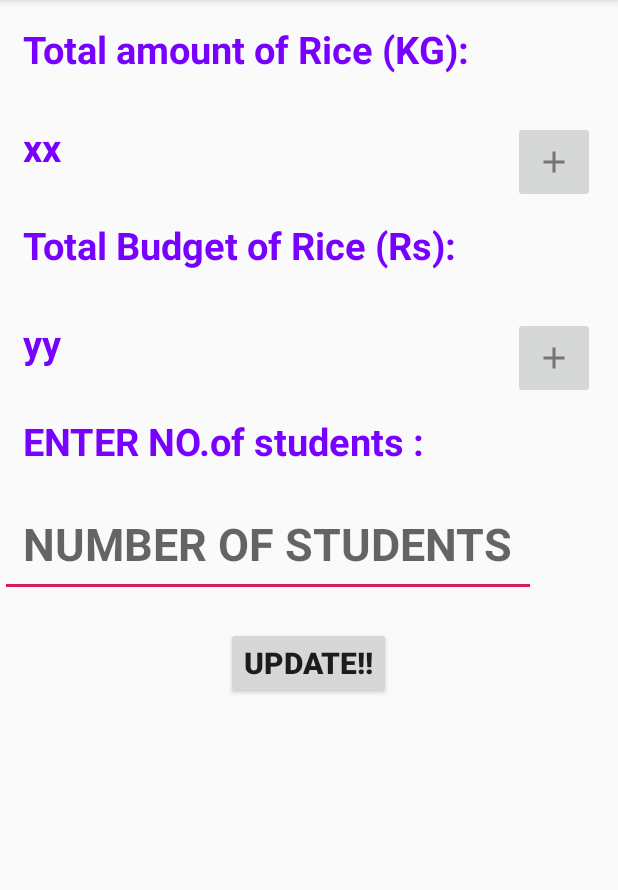
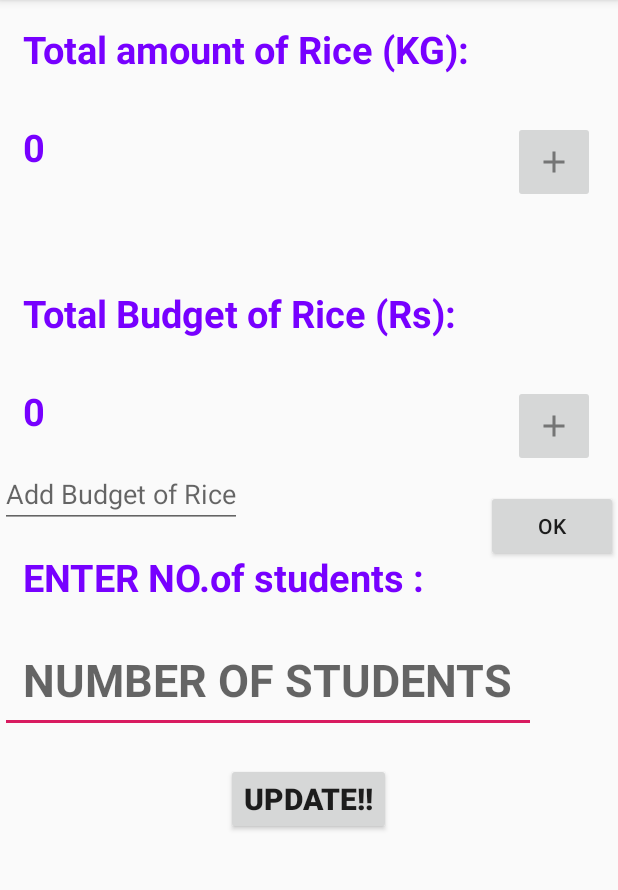
Before and after one commit to sofia100/Mdm_Meal_Calculator, an Android app: the screen it shows after launch (MainActivity), after a tap on "UPDATE!!", on a phone screen of 412 x 824 dp, the part 84-974 px from its top. Run offline under Robolectric (Android 15) with nearby library versions, the phone set to English and light mode, and no system bars; our stand-ins replace Firebase (no records; nobody signed in at launch, a user with empty details on screens opened directly); 2 statements that could not run were skipped; 3 other taps on this screen came first.

Commit message:
add buttons done

```diff
--- a/app/src/main/java/com/example/android/mdmmealcalculator/MainActivity.java
+++ b/app/src/main/java/com/example/android/mdmmealcalculator/MainActivity.java
@@ -20,8 +20,8 @@ public class MainActivity extends AppCompatActivity {
 
 TextView amount, budget;
 ImageButton add_amount, add_budget;
-Button update;
-EditText students;
+Button update,ok_amt,ok_budget;
+EditText students, add_amt_text, add_bdgt_text;
     FirebaseDatabase database;
     DatabaseReference refAmount, refBudget;
 
@@ -38,28 +38,104 @@ EditText students;
         add_budget = findViewById(R.id.add_budget);
         students = findViewById(R.id.no_of_students_editview);
         update=findViewById(R.id.update);
+        add_amt_text=findViewById(R.id.add_amount_edit);
+        add_bdgt_text=findViewById(R.id.add_budget_edit);
+        ok_amt=findViewById(R.id.ok_amt);
+        ok_budget=findViewById(R.id.ok_budget);
+
 
         database = FirebaseDatabase.getInstance();
         refAmount = database.getReference("amount");
         refBudget = database.getReference("budget");
 
+        updateValues();
+
+        add_amount.setOnClickListener(new View.OnClickListener() {
+            @Override
+            public void onClick(View view) {
+                add_amt_text.setVisibility(View.VISIBLE);
+                ok_amt.setVisibility(View.VISIBLE);
+
+
+                ok_amt.setOnClickListener(new View.OnClickListener() {
+                    @Override
+                    public void onClick(View view) {
+                        //extract from edittext n upload to db added value n gone visibility
+
+                        String s= add_amt_text.getText().toString();
+                        int x = Integer.valueOf(s);
+
+                        int total = Integer.valueOf(amount.getText().toString())+x;
+
+                        refAmount.setValue(total);
+                        updateValues();
+
+                        add_amt_text.setVisibility(View.INVISIBLE);
+                        ok_amt.setVisibility(View.INVISIBLE);
+
+
+                    }
+                });
+            }
+        });
+
+        add_budget.setOnClickListener(new View.OnClickListener() {
+            @Override
+            public void onClick(View view) {
+                add_bdgt_text.setVisibility(View.VISIBLE);
+                ok_budget.setVisibility(View.VISIBLE);
+
+
+                ok_budget.setOnClickListener(new View.OnClickListener() {
+                    @Override
+                    public void onClick(View view) {
+                        //extract from edittext n upload to db added value n gone visibility
+                        String s= add_bdgt_text.getText().toString();
+                        int x = Integer.valueOf(s);
+
+                        int total = Integer.valueOf(budget.getText().toString())+x;
+
+                        refBudget.setValue(total);
+                        updateValues();
+
+                        add_bdgt_text.setVisibility(View.INVISIBLE);
+                        ok_budget.setVisibility(View.INVISIBLE);
+                    }
+                });
+            }
+        });
+
         update.setOnClickListener(new View.OnClickListener() {
             @Override
             public void onClick(View view) {
+                Log.d("MainActivity","here!!");
+                updateValues();
+            }
+        }
+        );
+
+    }
+
+    private void updateValues() {
 
         refAmount.addValueEventListener(new ValueEventListener() {
             @Override
             public void onDataChange(DataSnapshot dataSnapshot) {
                 // This method is called once with the initial value and again
                 // whenever data at this location is updated.
+
+                Log.d("MainActivity","here!! jkl");
                 int value = dataSnapshot.getValue(int.class);
-                        amount.setText(value);
+                Log.d("MainActivity","here!!2000 jkl");
+                amount.setText(String.valueOf(value));
+                Log.d("MainActivity","here!!7000 jkl");
+
             }
 
             @Override
             public void onCancelled(DatabaseError error) {
                 // Failed to read value
-                        Log.w("MainActivity", "Failed to read amount.", error.toException());
+                Log.d("MainActivity", "Failed to read amount.", error.toException());
             }
         });
 
@@ -68,21 +144,20 @@ EditText students;
             public void onDataChange(DataSnapshot dataSnapshot) {
                 // This method is called once with the initial value and again
                 // whenever data at this location is updated.
+
+                Log.d("MainActivity","here!! mlp");
                 int value = dataSnapshot.getValue(int.class);
-                        budget.setText(value);
+                budget.setText(String.valueOf(value));
                 // Log.d(TAG, "Value is: " + value);
             }
 
             @Override
             public void onCancelled(DatabaseError error) {
                 // Failed to read value
-                        Log.w("mainActivity", "Failed to read budget.", error.toException());
+                Log.d("mainActivity", "Failed to read budget.", error.toException());
             }
         });
 
-            }
-        }
-        );
 
     }
 
--- a/app/src/main/res/layout/activity_main.xml
+++ b/app/src/main/res/layout/activity_main.xml
@@ -25,7 +25,7 @@
             android:padding="15dp"
             android:layout_width="wrap_content"
             android:layout_height="wrap_content"
-            android:text="xx"
+            android:hint="xx"
             android:textSize="25dp"
             android:textStyle="bold"
             android:textColor="#70f"
@@ -44,6 +44,7 @@
             android:layout_width="wrap_content"
             android:layout_height="wrap_content"
             android:layout_below="@id/amt"
+            android:inputType="numberDecimal"
             android:id="@+id/add_amount_edit"
             android:hint="Add Amount of Rice"
             android:visibility="gone"
@@ -80,7 +81,7 @@
             android:id="@+id/budget"
             android:layout_width="wrap_content"
             android:layout_height="wrap_content"
-            android:text="yy"
+            android:hint="yy"
             android:textSize="25sp"
             android:textStyle="bold"
             android:textColor="#70f"
@@ -101,6 +102,7 @@
             android:layout_height="wrap_content"
             android:layout_below="@id/budget"
             android:id="@+id/add_budget_edit"
+            android:inputType="numberDecimal"
             android:hint="Add Budget of Rice"
             android:visibility="gone"
 
```
Lines whose indentation alone changed are shown as unchanged.
